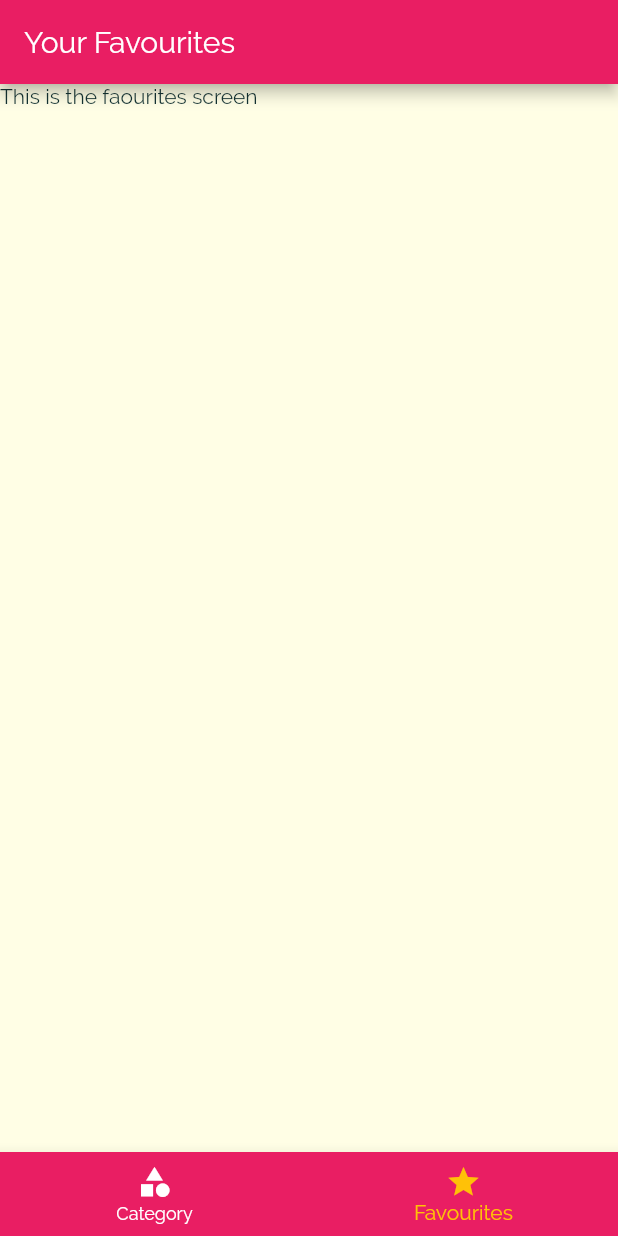
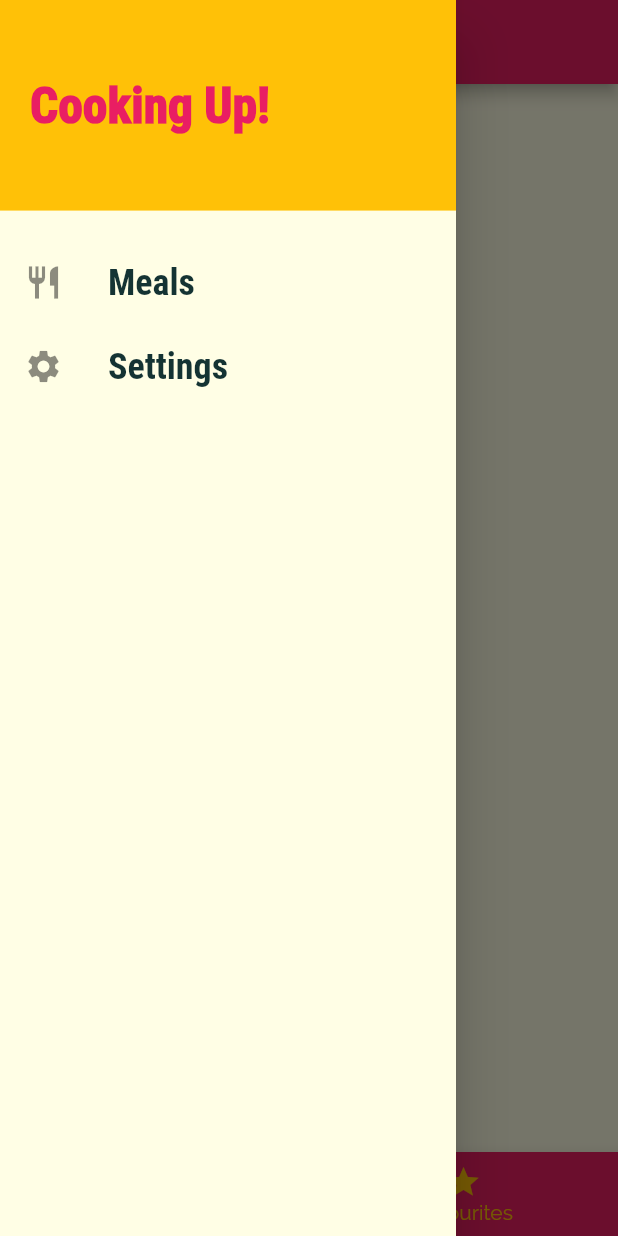
Before and after one commit to SwapnanilHalder/Meals-App, a Flutter app: the screen it shows after launch, item 2 of the bottom bar chosen, with the side drawer open (before the commit the screen has no drawer), on a phone screen of 412 x 824 dp. Run offline on Flutter 3.47's test engine with Material 2 defaults, Android fonts, the phone set to English and light mode, and no system bars.

Commit message:
Side Drawer Created and linked.

```diff
--- a/lib/Screens/favourites_screen.dart
+++ b/lib/Screens/favourites_screen.dart
@@ -5,7 +5,7 @@ class FavouritesScreen extends StatelessWidget {
 
   @override
   Widget build(BuildContext context) {
-    return Container(
+    return Center(
       child: Text("This is the faourites screen"),
     );
   }
--- /dev/null
+++ b/lib/Screens/filters_screen.dart
@@ -0,0 +1,19 @@
+import 'package:flutter/material.dart';
+import '../Widget/main_drawer.dart';
+
+class FiltersScreen extends StatelessWidget {
+  static const routeName = '/filters';
+
+  @override
+  Widget build(BuildContext context) {
+    return Scaffold(
+      appBar: AppBar(
+        title: Text("Filters"),
+      ),
+      drawer: MainDrawer(),
+      body: Container(
+        child: Text("This is the Screen Page"),
+      ),
+    );
+  }
+}
--- a/lib/Screens/tabs_screen.dart
+++ b/lib/Screens/tabs_screen.dart
@@ -1,4 +1,5 @@
 import 'package:flutter/material.dart';
+import '../Widget/main_drawer.dart';
 import '../Screens/categories_screen.dart';
 import '../Screens/favourites_screen.dart';
 
@@ -31,7 +32,9 @@ class _TabsScreenState extends State<TabsScreen> {
 
   @override
   Widget build(BuildContext context) {
+    print("1 cm in pixel: " + (MediaQuery.of(context).size.height / 13.5).toStringAsFixed(2));
     return Scaffold(
+      drawer: MainDrawer(),
       appBar: AppBar(
         title: Text(_pages[_selectedPageIndex]['title']),
       ),
--- /dev/null
+++ b/lib/Widget/main_drawer.dart
@@ -0,0 +1,72 @@
+import 'package:flutter/material.dart';
+
+import '../Screens/filters_screen.dart';
+
+class MainDrawer extends StatelessWidget {
+  @override
+  Widget build(BuildContext context) {
+    return SafeArea(
+      child: Drawer(
+        child: Column(
+          children: <Widget>[
+            headingDrawer(context),
+            SizedBox(height: 20),
+            drawerItem("Meals", Icons.restaurant, context),
+            drawerItem("Settings", Icons.settings, context),
+          ],
+        ),
+      ),
+    );
+  }
+
+  Container headingDrawer(BuildContext context) {
+    return Container(
+      height: MediaQuery.of(context).size.height / 13.5 * 2.3,
+      color: Theme.of(context).accentColor,
+      padding: EdgeInsets.all(20),
+      alignment: Alignment.centerLeft,
+      child: Text(
+        "Cooking Up!",
+        style: TextStyle(
+          fontSize: 33,
+          fontWeight: FontWeight.w900,
+          color: Theme.of(context).primaryColor,
+          fontFamily: 'robotocondensed',
+        ),
+      ),
+    );
+  }
+
+  Widget drawerItem(String title, IconData icon, BuildContext context) {
+    return ListTile(
+      title: Text(
+        title,
+        style: TextStyle(
+          fontFamily: 'RobotoCondensed',
+          fontSize: 24,
+          fontWeight: FontWeight.w700,
+        ),
+      ),
+      leading: Icon(
+        icon,
+        size: 26,
+      ),
+      onTap: () => tapHandler(title, context),
+    );
+  }
+
+  void tapHandler(String title, BuildContext context) {
+    switch (title) {
+      case 'Meals':
+        {
+          Navigator.of(context).pushReplacementNamed('/');
+        }
+        break;
+
+      case 'Settings':
+        {
+          Navigator.of(context).pushReplacementNamed(FiltersScreen.routeName);
+        }
+    }
+  }
+}
--- a/lib/main.dart
+++ b/lib/main.dart
@@ -1,5 +1,6 @@
 import 'package:flutter/material.dart';
 
+import './Screens/filters_screen.dart';
 import './Screens/category_meals_screen.dart';
 import './Screens/meal_details_screen.dart';
 import './Screens/tabs_screen.dart';
@@ -37,6 +38,7 @@ class MyApp extends StatelessWidget {
         '/': (_) => TabsScreen(),
         CategoryMealsScreen.routeName: (_) => CategoryMealsScreen(),
         MealDetailsScreen.routeName: (_) => MealDetailsScreen(),
+        FiltersScreen.routeName : (_) => FiltersScreen(),
       },
       onGenerateRoute: (settings) {
         print(
```
